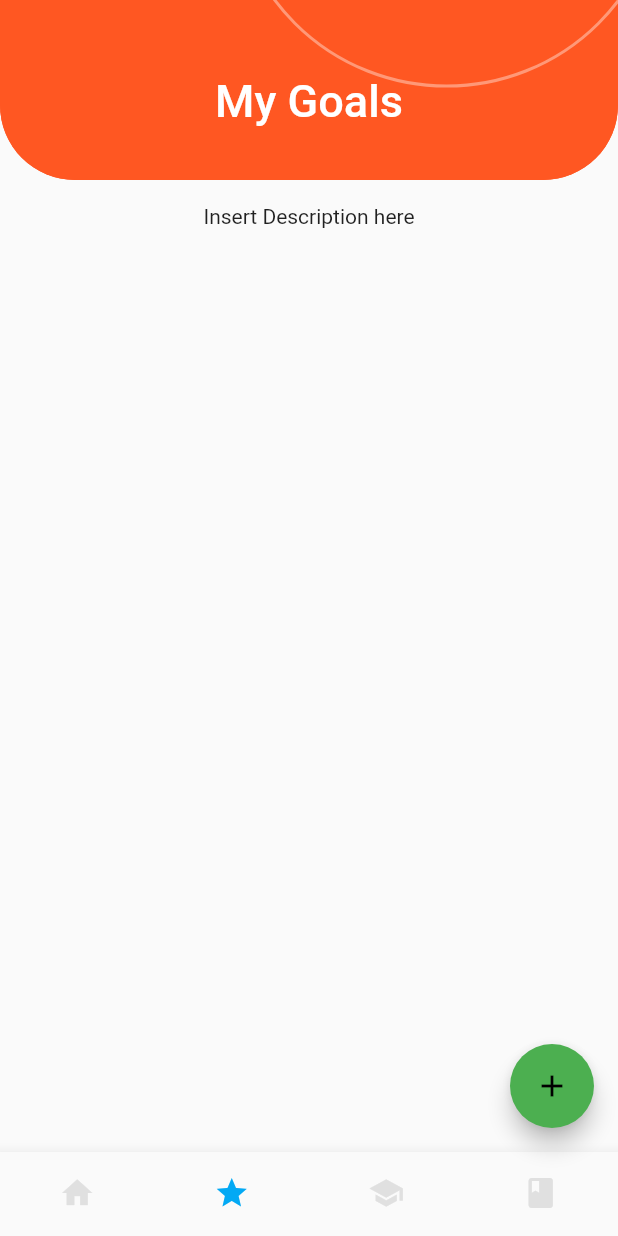
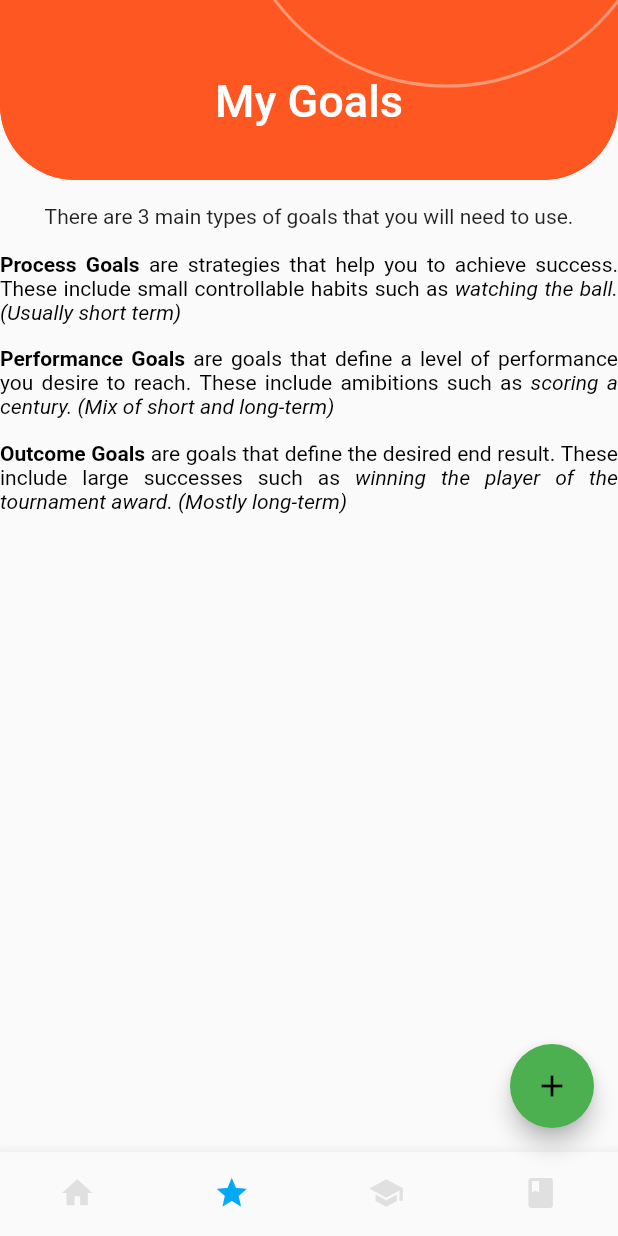
Before and after one commit to Vimal-Raghubir/Cricket_Success, a Flutter app: the screen it shows after launch, item 2 of the bottom bar chosen, on a phone screen of 412 x 824 dp. Run offline on Flutter 3.47's test engine with Material 2 defaults, Android fonts, the phone set to English and light mode, and no system bars; our stand-ins replace percent_indicator, sqflite; accounts and stored records are empty.

Commit message:
Added description for goals page

```diff
--- a/lib/pages/goals.dart
+++ b/lib/pages/goals.dart
@@ -122,10 +122,62 @@ class _GoalState extends State<Goals> {
               Container(
                 padding: const EdgeInsets.all(16),
                 child: Text(
-                  'Insert Description here',
+                  'There are 3 main types of goals that you will need to use.',
+                  textAlign: TextAlign.justify,
                   softWrap: true,
                 ),
               ),
+              RichText(
+                textAlign: TextAlign.justify,
+                text: TextSpan(
+                  children: <TextSpan>[
+                    TextSpan(text: 'Process Goals',
+                      style: TextStyle(fontWeight: FontWeight.bold, color: Colors.black, fontSize: 14),
+                    ),
+                    TextSpan(text: ' are strategies that help you to achieve success. These include small controllable habits such as',
+                      style: TextStyle(fontStyle: FontStyle.normal, color: Colors.black, fontSize: 14),
+                    ),
+                    TextSpan(text: ' watching the ball. (Usually short term)',
+                      style: TextStyle(fontStyle: FontStyle.italic, color: Colors.black, fontSize: 14),
+                    )
+                  ]
+                )
+              ),
+              SizedBox(height: 15),
+              RichText(
+                textAlign: TextAlign.justify,
+                text: TextSpan(
+                  children: <TextSpan>[
+                    TextSpan(text: 'Performance Goals',
+                      style: TextStyle(fontWeight: FontWeight.bold, color: Colors.black, fontSize: 14),
+                    ),
+                    TextSpan(text: ' are goals that define a level of performance you desire to reach. These include amibitions such as',
+                      style: TextStyle(fontStyle: FontStyle.normal, color: Colors.black, fontSize: 14),
+                    ),
+                    TextSpan(text: ' scoring a century. (Mix of short and long-term)',
+                      style: TextStyle(fontStyle: FontStyle.italic, color: Colors.black, fontSize: 14),
+                    )
+                  ]
+                )
+              ),
+              SizedBox(height: 15),
+              RichText(
+                textAlign: TextAlign.justify,
+                text: TextSpan(
+                  children: <TextSpan>[
+                    TextSpan(text: 'Outcome Goals',
+                      style: TextStyle(fontWeight: FontWeight.bold, color: Colors.black, fontSize: 14),
+                    ),
+                    TextSpan(text: ' are goals that define the desired end result. These include large successes such as',
+                      style: TextStyle(fontStyle: FontStyle.normal, color: Colors.black, fontSize: 14),
+                    ),
+                    TextSpan(text: ' winning the player of the tournament award. (Mostly long-term)',
+                      style: TextStyle(fontStyle: FontStyle.italic, color: Colors.black, fontSize: 14),
+                    )
+                  ]
+                )
+              ),
+
               Expanded(
                 //Used to dynamically render the goals in a list format
                 child: new ListView.builder (
```
